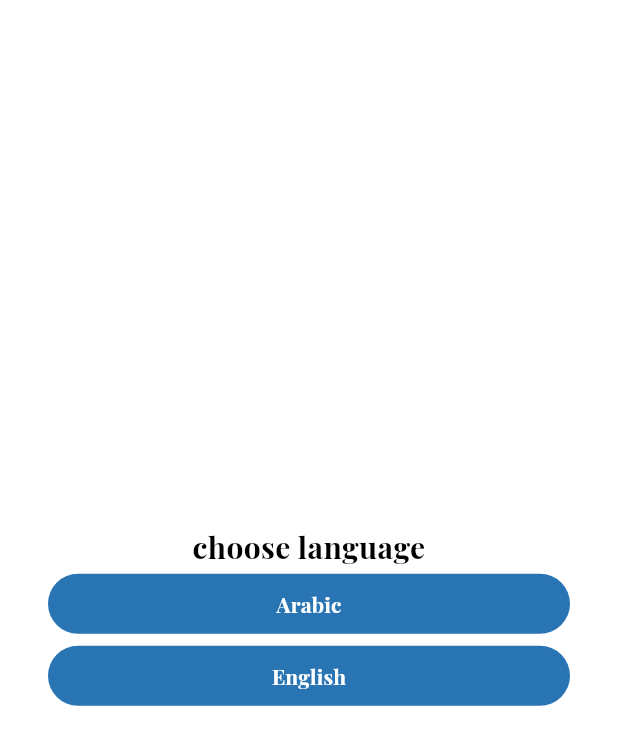
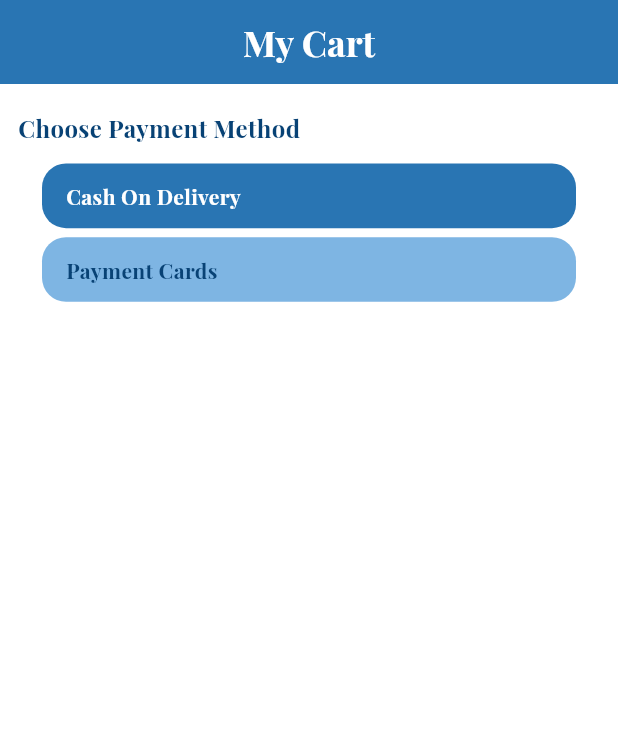
Before and after one commit to JaafarAbdulkareem/ecommerce, a Flutter app: the screen it shows after launch, on a phone screen of 412 x 824 dp. Shown: the top 745 px of the screen. Run offline on Flutter 3.47's test engine with Material 3 defaults, Android fonts, the phone set to English and light mode, and no system bars; our stand-ins replace cached_network_image, dartz, device_preview, firebase_core, flutter_cache_manager, flutter_otp_text_field and 6 more; missing offline and left inert: back_button_interceptor; accounts and stored records are empty; project files that could hold a hidden picture were left out.

Commit message:
create payment type section

```diff
--- a/lib/controller/cart/cart_controller.dart
+++ b/lib/controller/cart/cart_controller.dart
@@ -70,22 +70,13 @@ class CartControllerImp extends CartController {
 
   void countCouponsDiscount() {
     if (couponsController.isApplyCoupons) {
-      // couponsDiscount = 0;
-      print(
-          " ${couponsController.couponsData!.amount} : discount : ${totalPrice.discountPrice}");
-      // if (couponsController.isApplyCoupons) {
-      couponsDiscount = /*totalPrice.discountPrice -*/
-          totalPrice.discountPrice *
-              couponsController.couponsData!.amount /
-              100;
-      print(couponsDiscount);
+      couponsDiscount = totalPrice.discountPrice *
+          couponsController.couponsData!.amount /
+          100;
 
       totalPrice.price += couponsDiscount;
       totalPrice.discount += couponsController.couponsData!.amount;
       totalPrice.discountPrice -= couponsDiscount;
-
-      // update();
-      // }
     }
   }
 
@@ -271,7 +262,6 @@ class CartControllerImp extends CartController {
   void applyCoupons() async {
     if (!couponsController.isApplyCoupons) {
       await couponsController.getData(couponsController.couponsTextEdite.text);
-
     } else {
       //function for Remove button
       couponsController.isApplyCoupons = false;
--- /dev/null
+++ b/lib/controller/checkout/checkout_controller.dart
@@ -0,0 +1,49 @@
+import 'package:ecommerce/core/class/status_request.dart';
+import 'package:ecommerce/core/constant/constant_key.dart';
+import 'package:ecommerce/core/service/shared_prefs_service.dart';
+import 'package:get/get.dart';
+
+abstract class CheckoutController extends GetxController {
+  void choosePaymentMethod(String value);
+  void chooseDeliveryType(String value);
+  void chooseAddressMethod(int value);
+}
+
+class CheckoutControllerImp extends CheckoutController {
+  late SharedPrefsService prefs;
+  // late String userId;
+  late StatusRequest statusRequest;
+  late String language;
+  late String paymentType;
+  late String deliveryType;
+  late int addressType;
+  @override
+  void onInit() {
+    prefs = Get.find<SharedPrefsService>();
+
+    // userId = pref.prefs.getString(ConstantKey.keyUserId)!;
+    statusRequest = StatusRequest.initial;
+    language = prefs.prefs.getString(ConstantKey.keyLanguage)??ConstantLanguage.en;
+    paymentType = ConstantKey.cachOption;
+
+    super.onInit();
+  }
+
+  @override
+  void choosePaymentMethod(String value) {
+    paymentType = value;
+    update([ConstantKey.idPaymentType]);
+  }
+
+  @override
+  void chooseDeliveryType(String value) {
+    deliveryType = value;
+    update([ConstantKey.idDeliveryType]);
+  }
+
+  @override
+  void chooseAddressMethod(int value) {
+    addressType = value;
+    update([ConstantKey.idAddressType]);
+  }
+}
--- a/lib/core/constant/app_color.dart
+++ b/lib/core/constant/app_color.dart
@@ -14,6 +14,8 @@ abstract class AppColor {
   static const Color price = Color(0xFF01A70C);
   static const Color star = Color(0xFFFFC107);
   static const Color snackbar = Color(0xAAFFFFFF);
+  static const Color optionCheckout = Color(0xFF7EB5E3);
+
   // static const Color
 }
 
--- a/lib/core/constant/constant_key.dart
+++ b/lib/core/constant/constant_key.dart
@@ -26,9 +26,18 @@ abstract class ConstantKey {
   static const String idListProductCart = "idListProductCart";
   static const String idReceiveShopping = "idReceiveShopping";
   static const String idUpdateAddress = "idUpdateAddress";
-// id marker in google map
+  // id marker in google map
   static const String idUserLocation = "userLocation";
   static const String idCouponsApply = "idCouponsApply";
+  //checkout
+  static const String idPaymentType = "idPaymentType";
+  static const String idDeliveryType = "idDeliveryType";
+  static const String idAddressType = "idAddressType";
+//choose option
+  static const String cachOption = "cachOption";
+  static const String paymentOption = "paymentOption";
+  static const String deliveryOption = "deliveryOption";
+  static const String receiveOption = "receiveOption";
 }
 
 abstract class ConstantLanguage {
--- a/lib/core/constant/constant_screen_name.dart
+++ b/lib/core/constant/constant_screen_name.dart
@@ -16,8 +16,10 @@ class ConstantScreenName {
   static const String productDetail = "/productDetail";
   static const String favorite = "/favorite";
   static const String cart = "/cart";
+  static const String checkout = "/checkout";
   //address
   static const String insertAddress = "/insertAddress";
   static const String detailInsertAddress = "/detailInsertAddress";
   static const String displayAddress = "/displayAddress";
+
 }
--- a/lib/core/localization/key_language.dart
+++ b/lib/core/localization/key_language.dart
@@ -22,6 +22,7 @@ abstract class KeyLanguage {
   static const String nextButton = "nextButton";
   static const String applyButton = "applyButton";
   static const String reomveButton = "reomveButton";
+  static const String checkoutButton = "checkoutButton";
 //auth
   static const String welcomeTitle = "welcomeTitle";
   static const String checkEmailTitle = "checkEmailTitle";
@@ -137,4 +138,13 @@ abstract class KeyLanguage {
   static const String titleDetailInsertAddress = "titleDetailInsertAddress";
   static const String titleDisplayAddress = "titleDisplayAddress";
   static const String waitingGoogleMap = "waitingGoogleMap";
+
+  //checkout
+  static const String titlePaymentMethod = "titlePaymentMethod";
+  static const String titleDeliveryType = "titleDeliveryType";
+  static const String titleShoppingAddress = "titleShoppingAddress";
+  static const String cashOption = "cashOption";
+  static const String paymentOption = "paymentOption";
+  static const String deliveryOption = "deliveryOption";
+  static const String receiveOption = "receiveOption";
 }
--- a/lib/core/localization/languages/english.dart
+++ b/lib/core/localization/languages/english.dart
@@ -25,6 +25,7 @@ Map<String, String> english = {
   KeyLanguage.nextButton: "Next",
   KeyLanguage.applyButton: "Apply",
   KeyLanguage.reomveButton: "Remove",
+  KeyLanguage.checkoutButton: "Checkout",
 //auth
   KeyLanguage.welcomeTitle: "Welcome Back",
   KeyLanguage.checkEmailTitle: "Check Email",
@@ -147,4 +148,12 @@ Map<String, String> english = {
   KeyLanguage.titleDetailInsertAddress: "Confirm Address Details",
   KeyLanguage.titleDisplayAddress: "My Addresse/s",
   KeyLanguage.waitingGoogleMap: "Waiting, Please...",
+  //checkout
+  KeyLanguage.titlePaymentMethod: "Choose Payment Method",
+  KeyLanguage.titleDeliveryType: "Choose Delivery Type",
+  KeyLanguage.titleShoppingAddress: "Choose Shopping Address",
+  KeyLanguage.cashOption: "Cash On Delivery",
+  KeyLanguage.paymentOption: "Payment Cards",
+  KeyLanguage.deliveryOption: "Delivery",
+  KeyLanguage.receiveOption: "Receive",
 };
--- a/lib/main.dart
+++ b/lib/main.dart
@@ -4,6 +4,7 @@ import 'package:ecommerce/core/localization/locale_controller.dart';
 import 'package:ecommerce/core/localization/translation_languages.dart';
 import 'package:ecommerce/core/service/shared_prefs_service.dart';
 import 'package:ecommerce/navigator_screens.dart';
+import 'package:ecommerce/view/screen/checkout/checkout_view.dart';
 import 'package:flutter/material.dart';
 import 'package:get/get.dart';
 
@@ -37,7 +38,7 @@ class MyApp extends StatelessWidget {
       translations: TranslationLanguages(),
       locale: controller.language,
       initialBinding: InitialBindings(),
-      // home: InsertAddressView(),
+      home: CheckoutView(),
       // home: const ChooseAppLanguage(),
       // const LoginView(),
       getPages: getPages,
--- a/lib/navigator_screens.dart
+++ b/lib/navigator_screens.dart
@@ -11,6 +11,7 @@ import 'package:ecommerce/view/screen/auth/signup/signup_view.dart';
 import 'package:ecommerce/view/screen/auth/signup/success_auth_view.dart';
 import 'package:ecommerce/view/screen/auth/signup/verification_signup_view.dart';
 import 'package:ecommerce/view/screen/cart/cart_view.dart';
+import 'package:ecommerce/view/screen/checkout/checkout_view.dart';
 import 'package:ecommerce/view/screen/favorite/favorite_view.dart';
 import 'package:ecommerce/view/screen/home/home_view.dart';
 import 'package:ecommerce/view/screen/onboarding/choose_app_language_view.dart';
@@ -22,75 +23,79 @@ import 'package:get/get.dart';
 List<GetPage<dynamic>> get getPages => [
       GetPage(
         name: ConstantScreenName.language,
-        page: () => ChooseAppLanguageView(),
+        page: () => const ChooseAppLanguageView(),
         middlewares: [
           OnboardingMiddleware(),
         ],
       ),
       GetPage(
         name: ConstantScreenName.onboarding,
-        page: () => OnboardingView(),
+        page: () => const OnboardingView(),
       ),
 //*************************auth******************
       GetPage(
         name: ConstantScreenName.login,
-        page: () => LoginView(),
+        page: () => const LoginView(),
       ),
       GetPage(
         name: ConstantScreenName.signup,
-        page: () => SignupView(),
+        page: () => const SignupView(),
       ),
       GetPage(
         name: ConstantScreenName.forgetPassword,
-        page: () => ForgetPasswordView(),
+        page: () => const ForgetPasswordView(),
       ),
       GetPage(
         name: ConstantScreenName.vertify,
-        page: () => VerificationView(),
+        page: () => const VerificationView(),
       ),
       GetPage(
         name: ConstantScreenName.vertifySignup,
-        page: () => VerificationSignupView(),
+        page: () => const VerificationSignupView(),
       ),
       GetPage(
         name: ConstantScreenName.resetPassword,
-        page: () => ResetPasswordView(),
+        page: () => const ResetPasswordView(),
       ),
       GetPage(
         name: ConstantScreenName.success,
-        page: () => SuccessAuthView(),
+        page: () => const SuccessAuthView(),
       ),
 //*********************************home********************
       GetPage(
         name: ConstantScreenName.home,
-        page: () => HomeView(),
+        page: () => const HomeView(),
       ),
       GetPage(
         name: ConstantScreenName.product,
-        page: () => ProductView(),
+        page: () => const ProductView(),
       ),
       GetPage(
         name: ConstantScreenName.productDetail,
-        page: () => ProductDetailView(),
+        page: () => const ProductDetailView(),
       ),
       GetPage(
         name: ConstantScreenName.favorite,
-        page: () => FavoriteView(),
+        page: () => const FavoriteView(),
       ),
       GetPage(
         name: ConstantScreenName.cart,
-        page: () => CartView(),
+        page: () => const CartView(),
+      ),
+      GetPage(
+        name: ConstantScreenName.checkout,
+        page: () => const CheckoutView(),
       ),
       GetPage(
         name: ConstantScreenName.insertAddress,
-        page: () => InsertAddressView(),
+        page: () => const InsertAddressView(),
       ),
       GetPage(
         name: ConstantScreenName.detailInsertAddress,
-        page: () => DetailInsertAddressView(),
+        page: () => const DetailInsertAddressView(),
       ),
       GetPage(
         name: ConstantScreenName.displayAddress,
-        page: () => DisplayAddressView(),
+        page: () => const DisplayAddressView(),
       ),
     ];
--- /dev/null
+++ b/lib/view/screen/checkout/checkout_view.dart
@@ -0,0 +1,30 @@
+import 'package:ecommerce/controller/checkout/checkout_controller.dart';
+import 'package:ecommerce/core/constant/app_color.dart';
+import 'package:ecommerce/core/constant/app_style.dart';
+import 'package:ecommerce/core/localization/key_language.dart';
+import 'package:ecommerce/view/widget/checkout/body_checkout_view.dart';
+import 'package:flutter/material.dart';
+import 'package:get/get.dart';
+
+class CheckoutView extends StatelessWidget {
+  const CheckoutView({super.key});
+
+  @override
+  Widget build(BuildContext context) {
+    Get.lazyPut(() => CheckoutControllerImp());
+    return Scaffold(
+      appBar: AppBar(
+        centerTitle: true,
+        title: Text(
+          KeyLanguage.appBarTitleCart.tr,
+          style: AppStyle.styleSemiBold24(context),
+        ),
+        backgroundColor: AppColor.primary,
+      ),
+      backgroundColor: AppColor.backgroundScaffold,
+      body: const SafeArea(
+        child: BodyCheckoutView(),
+      ),
+    );
+  }
+}
--- /dev/null
+++ b/lib/view/widget/checkout/body_checkout_view.dart
@@ -0,0 +1,21 @@
+import 'package:ecommerce/view/widget/checkout/payment_method.dart';
+import 'package:flutter/material.dart';
+
+class BodyCheckoutView extends StatelessWidget {
+  const BodyCheckoutView({super.key});
+
+  @override
+  Widget build(BuildContext context) {
+    return const SingleChildScrollView(
+      child: Padding(
+        padding: EdgeInsets.symmetric(horizontal: 12),
+        child: Column(
+          children: [
+            SizedBox(height: 6),
+            PaymentMethod(),
+          ],
+        ),
+      ),
+    );
+  }
+}
--- /dev/null
+++ b/lib/view/widget/checkout/item_payment_method.dart
@@ -0,0 +1,46 @@
+import 'package:ecommerce/controller/checkout/checkout_controller.dart';
+import 'package:ecommerce/core/constant/app_color.dart';
+import 'package:ecommerce/core/constant/app_style.dart';
+import 'package:ecommerce/core/constant/constant_key.dart';
+import 'package:flutter/material.dart';
+import 'package:get/get.dart';
+
+class ItemPaymentMethod extends GetView<CheckoutControllerImp> {
+  const ItemPaymentMethod({
+    super.key,
+    required this.text,
+    required this.isActive,
+    required this.onTap,
+  });
+  final String text;
+  final bool isActive;
+  final VoidCallback onTap;
+  @override
+  Widget build(BuildContext context) {
+    return InkWell(
+      onTap: onTap,
+      child: AspectRatio(
+        aspectRatio: 9,
+        child: Container(
+          alignment: controller.language == ConstantLanguage.en
+              ? Alignment.centerLeft
+              : Alignment.centerRight,
+          padding: const EdgeInsets.symmetric(horizontal: 16, vertical: 4),
+          margin: const EdgeInsets.symmetric(horizontal: 16),
+          decoration: BoxDecoration(
+            color: isActive ? AppColor.primary : AppColor.optionCheckout,
+            borderRadius: BorderRadius.circular(16),
+          ),
+          child: Text(
+            text,
+            style: AppStyle.styleSemiBold14(context).copyWith(
+              color: isActive
+                  ? AppColorText.textButton
+                  : AppColorText.titleProductDetail,
+            ),
+          ),
+        ),
+      ),
+    );
+  }
+}
--- /dev/null
+++ b/lib/view/widget/checkout/options_payment_method.dart
@@ -0,0 +1,40 @@
+import 'package:ecommerce/controller/checkout/checkout_controller.dart';
+import 'package:ecommerce/core/constant/constant_key.dart';
+import 'package:ecommerce/core/localization/key_language.dart';
+import 'package:ecommerce/view/widget/checkout/item_payment_method.dart';
+import 'package:flutter/material.dart';
+import 'package:get/get.dart';
+
+class OptionsPaymentMethod extends StatelessWidget {
+  const OptionsPaymentMethod({
+    super.key,
+  });
+
+  @override
+  Widget build(BuildContext context) {
+    return GetBuilder<CheckoutControllerImp>(
+      id: ConstantKey.idPaymentType,
+      builder: (controller) {
+        return Column(
+          children: [
+            ItemPaymentMethod(
+              text: KeyLanguage.cashOption.tr,
+              isActive: ConstantKey.cachOption == controller.paymentType,
+              onTap: () {
+                controller.choosePaymentMethod(ConstantKey.cachOption);
+              },
+            ),
+            const SizedBox(height: 6),
+            ItemPaymentMethod(
+              text: KeyLanguage.paymentOption.tr,
+              isActive: ConstantKey.paymentOption == controller.paymentType,
+              onTap: () {
+                controller.choosePaymentMethod(ConstantKey.paymentOption);
+              },
+            ),
+          ],
+        );
+      },
+    );
+  }
+}
--- /dev/null
+++ b/lib/view/widget/checkout/payment_method.dart
@@ -0,0 +1,22 @@
+import 'package:ecommerce/core/localization/key_language.dart';
+import 'package:ecommerce/view/widget/checkout/options_payment_method.dart';
+import 'package:ecommerce/view/widget/checkout/title_checkout.dart';
+import 'package:flutter/material.dart';
+import 'package:get/get.dart';
+
+class PaymentMethod extends StatelessWidget {
+  const PaymentMethod({super.key});
+
+  @override
+  Widget build(BuildContext context) {
+    return Column(
+      crossAxisAlignment: CrossAxisAlignment.start,
+      children: [
+        TitleCheckout(
+          title: KeyLanguage.titlePaymentMethod.tr,
+        ),
+        const OptionsPaymentMethod(),
+      ],
+    );
+  }
+}
--- /dev/null
+++ b/lib/view/widget/checkout/title_checkout.dart
@@ -0,0 +1,23 @@
+import 'package:ecommerce/core/constant/app_color.dart';
+import 'package:ecommerce/core/constant/app_style.dart';
+import 'package:flutter/material.dart';
+
+class TitleCheckout extends StatelessWidget {
+  const TitleCheckout({
+    super.key,
+    required this.title,
+  });
+  final String title;
+  @override
+  Widget build(BuildContext context) {
+    return Padding(
+      padding: const EdgeInsets.symmetric(vertical:  12),
+      child: Text(
+        title,
+        style: AppStyle.styleSemiBold16(context).copyWith(
+          color: AppColorText.titleProductDetail,
+        ),
+      ),
+    );
+  }
+}
```
